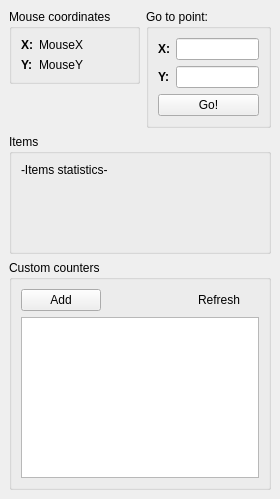
Qt form Editor/main_window/dock/debugger.ui (WohlSoft/Moondust-Project) before a commit.
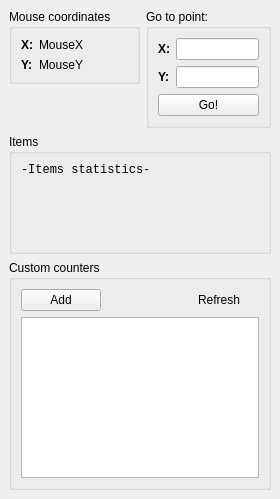
The same form after that commit. Icons and pictures are not drawn.

Patch:
```diff
--- a/Editor/main_window/dock/debugger.ui
+++ b/Editor/main_window/dock/debugger.ui
@@ -13,7 +13,7 @@
   <property name="minimumSize">
    <size>
     <width>280</width>
-    <height>415</height>
+    <height>416</height>
    </size>
   </property>
   <property name="maximumSize">
@@ -171,6 +171,11 @@
       <layout class="QGridLayout" name="gridLayout_30">
        <item row="0" column="0">
         <widget class="QLabel" name="DEBUG_Items">
+         <property name="font">
+          <font>
+           <family>Monospace</family>
+          </font>
+         </property>
          <property name="text">
           <string notr="true">-Items statistics-</string>
          </property>
```
